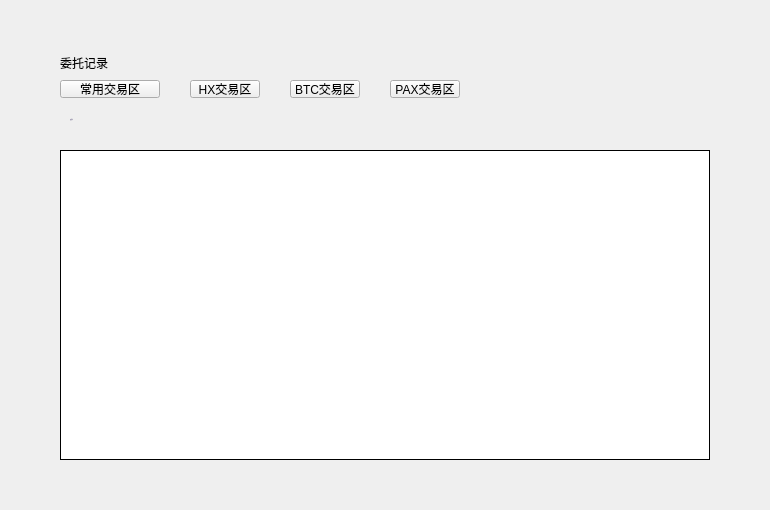
The window that LNKWallet/exchange/ExchangeMyOrdersWidget.ui (HcashOrg/hx-indicator) describes before a commit, drawn with Qt 5.
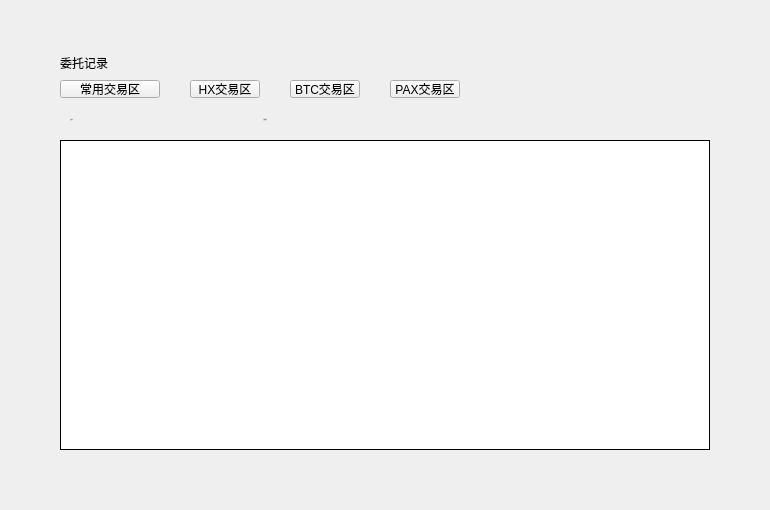
The same window after the commit.

```diff
--- a/LNKWallet/exchange/ExchangeMyOrdersWidget.ui
+++ b/LNKWallet/exchange/ExchangeMyOrdersWidget.ui
@@ -164,7 +164,7 @@
    <property name="geometry">
     <rect>
      <x>60</x>
-     <y>150</y>
+     <y>140</y>
      <width>650</width>
      <height>310</height>
     </rect>
@@ -292,6 +292,38 @@
     </property>
    </column>
   </widget>
+  <widget class="QPushButton" name="currentOrdersBtn">
+   <property name="geometry">
+    <rect>
+     <x>240</x>
+     <y>110</y>
+     <width>50</width>
+     <height>18</height>
+    </rect>
+   </property>
+   <property name="font">
+    <font>
+     <family>微软雅黑</family>
+     <pointsize>-1</pointsize>
+     <weight>50</weight>
+     <italic>false</italic>
+     <bold>false</bold>
+    </font>
+   </property>
+   <property name="cursor">
+    <cursorShape>PointingHandCursor</cursorShape>
+   </property>
+   <property name="focusPolicy">
+    <enum>Qt::NoFocus</enum>
+   </property>
+   <property name="styleSheet">
+    <string notr="true">QPushButton{font:11px &quot;微软雅黑&quot;;background:transparent;border:none;color: rgb(137,129,161);}
+QPushButton::checked{color:rgb(84,61,137);border-bottom:2px solid rgb(84,61,137);}</string>
+   </property>
+   <property name="text">
+    <string>当前委托</string>
+   </property>
+  </widget>
  </widget>
  <resources/>
  <connections/>
```
